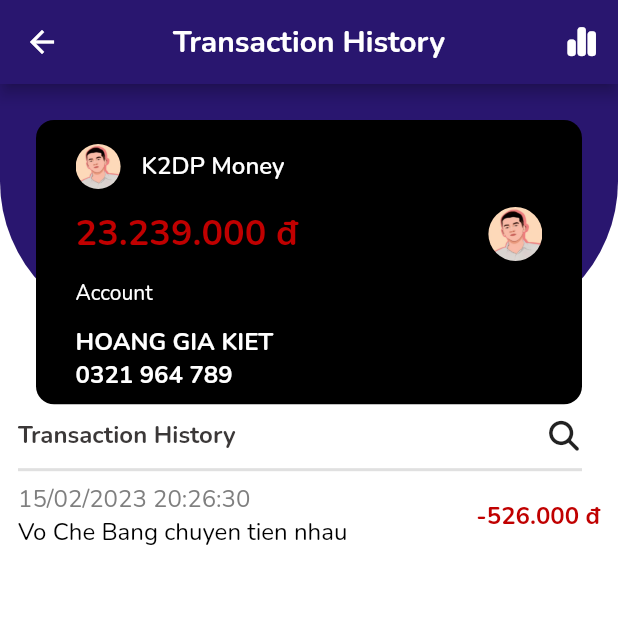
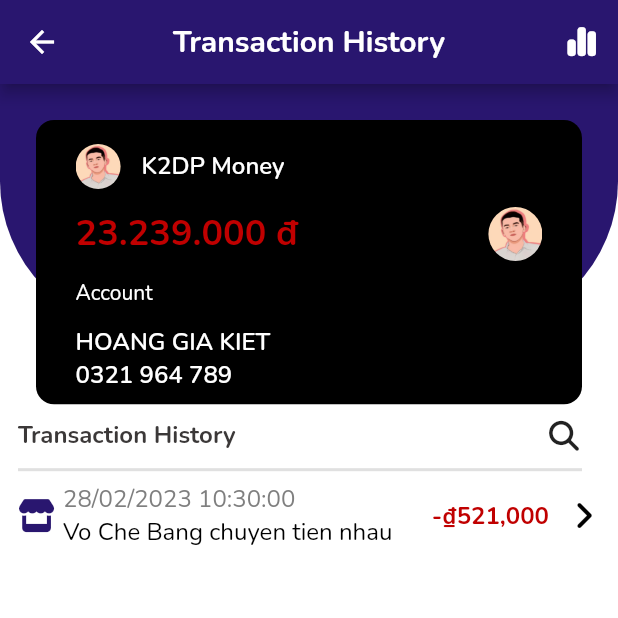
Before and after one commit to Bie-NHD/k2db-flutter-app, a Flutter app: the Statistic screen opened directly, on a phone screen of 412 x 824 dp, the top half of it. Run offline on Flutter 3.47's test engine with Material 2 defaults, Android fonts, the phone set to English and light mode, and no system bars; our stand-ins replace carousel_slider, firebase_core, firebase_messaging, font_awesome_flutter, salomon_bottom_bar, shared_preferences; accounts and stored records are empty.

Commit message:
create widget item transaction history

```diff
--- a/k2dbmoneyapp/lib/core/widgets/icon_textlink.dart
+++ b/k2dbmoneyapp/lib/core/widgets/icon_textlink.dart
@@ -7,8 +7,9 @@ import '../constant/text.dart';
 
 class IconTextLink extends StatelessWidget {
   final String title;
+  final double? sizeIcon;
   final Function() onTap;
-  const IconTextLink({Key? key, required this.title, required this.onTap})
+  const IconTextLink({Key? key, this.sizeIcon, required this.title, required this.onTap})
       : super(key: key);
 
   @override
@@ -25,9 +26,9 @@ class IconTextLink extends StatelessWidget {
           const SizedBox(
             width: k8Padding / 2,
           ),
-          const Icon(
+          Icon(
             FontAwesomeIcons.angleRight,
-            size: kIconSize / 2,
+            size: sizeIcon?? kIconSize / 2,
             color: ColorsApp.backgroundDark,
           ),
         ],
--- a/k2dbmoneyapp/lib/views/screens/statistic/statistic_main.dart
+++ b/k2dbmoneyapp/lib/views/screens/statistic/statistic_main.dart
@@ -3,10 +3,15 @@ import 'package:font_awesome_flutter/font_awesome_flutter.dart';
 import 'package:k2dbmoneyapp/core/constant/color.dart';
 import 'package:k2dbmoneyapp/core/constant/dimension.dart';
 import 'package:k2dbmoneyapp/core/constant/text.dart';
+import 'package:k2dbmoneyapp/core/extensions/extension_double.dart';
 import 'package:k2dbmoneyapp/core/extensions/extension_textstyle.dart';
 import 'package:k2dbmoneyapp/core/helpers/helper_asset.dart';
 import 'package:k2dbmoneyapp/core/helpers/helper_image.dart';
+import 'package:k2dbmoneyapp/core/widgets/icon_textlink.dart';
 import 'package:k2dbmoneyapp/views/widgets/widget_card_function.dart';
+import 'package:intl/intl.dart';
+
+import '../../widgets/widget_item_history.dart';
 
 class Statistic extends StatelessWidget {
   const Statistic({Key? key}) : super(key: key);
@@ -121,11 +126,11 @@ class Statistic extends StatelessWidget {
                                 ),
                                 Text("HOANG GIA KIET",
                                   style: TextStyles.defaultStyle
-                                      .sizeTitleAndButton.colorAppBarText.bold,
+                                      .sizeTitleAndButton.colorAppBarText.semiBold,
                                 ),
                                 Text("0321 964 789",
                                   style: TextStyles.defaultStyle
-                                      .sizeTitleAndButton.colorAppBarText.bold,
+                                      .sizeTitleAndButton.colorAppBarText.semiBold,
                                   )
                               ],
                           ),
@@ -170,26 +175,14 @@ class Statistic extends StatelessWidget {
                       child: Column(
                         crossAxisAlignment: CrossAxisAlignment.start,
                         children: [
-                          Row(
-                              children: [
-                                // icon: FontAwesomeIcons.
-                                Column(
-                                  crossAxisAlignment: CrossAxisAlignment.start,
-                                  children: [
-                                    Text("15/02/2023 20:26:30",
-                                      style: TextStyles.defaultStyle.sizeTitleAndButton.colorHintText.regular,
-                                    ),
-                                    Text("Vo Che Bang chuyen tien nhau",
-                                      style: TextStyles.defaultStyle.regular.sizeTitleAndButton.regular,
-                                    )
-                                  ],
-                                ),
-                                const Spacer(),
-                                Text("-526.000 đ",
-                                  style: TextStyles.defaultStyle.bold.sizeTitleAndButton.colorRedText,
-                                ),
-                              ],
-                            ),
+                          Transaction_History(
+                              dateTime: DateTime.now(),
+                              title: 'Vo Che Bang chuyen tien nhau',
+                              price: -521000,
+                              sizeIcon: kIconSize,
+                              isBuying: true,
+                              onTap: () {},
+                          )
                         ],
                       ),
                     ),
--- /dev/null
+++ b/k2dbmoneyapp/lib/views/widgets/widget_item_history.dart
@@ -0,0 +1,58 @@
+import 'package:flutter/material.dart';
+import 'package:font_awesome_flutter/font_awesome_flutter.dart';
+import 'package:intl/intl.dart';
+import 'package:k2dbmoneyapp/core/extensions/extension_double.dart';
+import 'package:k2dbmoneyapp/core/extensions/extension_textstyle.dart';
+
+import '../../core/constant/color.dart';
+import '../../core/constant/dimension.dart';
+import '../../core/constant/text.dart';
+import '../../core/widgets/icon_textlink.dart';
+
+class Transaction_History extends StatelessWidget {
+  final String title;
+  final double price;
+  final DateTime dateTime;
+  final bool? isBuying;
+  final double sizeIcon;
+  final Function() onTap;
+  const Transaction_History({Key? key, required this.dateTime, required this.title, required this.price, this.isBuying, required this.sizeIcon, required this.onTap})
+      : super(key: key);
+  @override
+  Widget build(BuildContext context) {
+    return GestureDetector(
+      onTap: onTap,
+      child:  Row(
+        children: [
+          if(isBuying == true)...[
+            const Icon(
+              FontAwesomeIcons.store,
+              size: kIconSize,
+              color: ColorsApp.primaryColor,
+            )
+          ]else...[
+            const SizedBox(width: kIconSize, height: kIconSize)
+          ],
+          const SizedBox(width: k8Margin),
+          Column(
+            crossAxisAlignment: CrossAxisAlignment.start,
+            children: [
+              Text(DateFormat('dd/MM/yyyy HH:mm:ss').format(dateTime),
+                style: TextStyles.defaultStyle.sizeTitleAndButton.colorHintText.regular,
+              ),
+              Text(title,
+                style: TextStyles.defaultStyle.regular.sizeTitleAndButton.regular,
+              )
+            ],
+          ),
+          const Spacer(),
+          Text(price.toFormatMoney(),
+            style: TextStyles.defaultStyle.bold.sizeTitleAndButton.colorRedText,
+          ),
+          const SizedBox(width: k8Margin,),
+          IconTextLink(title: '', onTap: () {}, sizeIcon: kIconSize,)
+        ],
+      ),
+    );
+  }
+}
```
